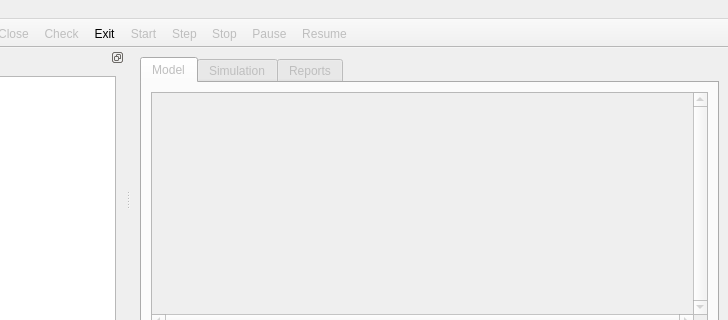
This is applications/gui/qt/SimpleGUI_QtCreator/SimpleGUI/mainwindow.ui in vits-hugs/Genesys-Simulator as Qt 5 draws it before an edit; both pictures show x 149 to 877 and y 0 to 320 of the 877 by 606 pixel window. The edited form follows.
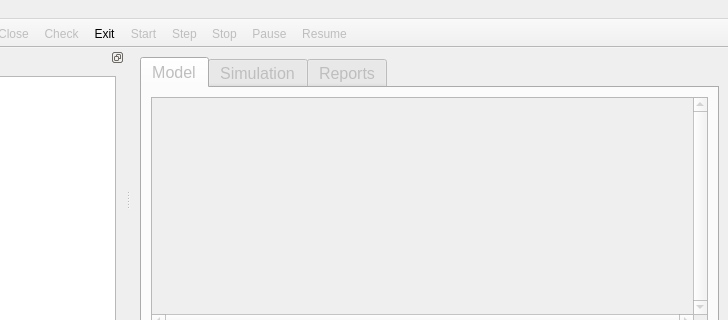
This is the edited form. Icons and pictures are not drawn.

What changed in the file:
```diff
--- a/applications/gui/qt/SimpleGUI_QtCreator/SimpleGUI/mainwindow.ui
+++ b/applications/gui/qt/SimpleGUI_QtCreator/SimpleGUI/mainwindow.ui
@@ -27,6 +27,11 @@
       <property name="enabled">
        <bool>false</bool>
       </property>
+      <property name="font">
+       <font>
+        <pointsize>12</pointsize>
+       </font>
+      </property>
       <property name="currentIndex">
        <number>0</number>
       </property>
@@ -37,6 +42,12 @@
        <layout class="QHBoxLayout" name="horizontalLayout">
         <item>
          <widget class="QTextEdit" name="textEdit_Model">
+          <property name="font">
+           <font>
+            <family>Courier</family>
+            <pointsize>12</pointsize>
+           </font>
+          </property>
           <property name="lineWidth">
            <number>3</number>
           </property>
```
Left out of the diff: 19 changed lines with no effect on the pictures.
